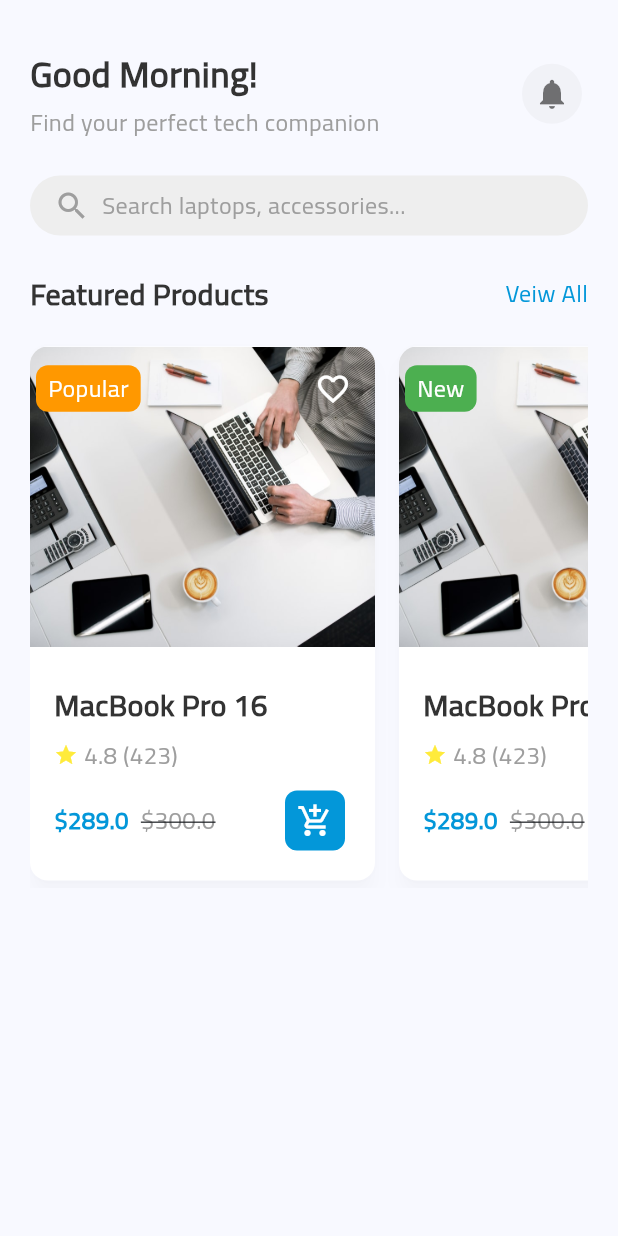
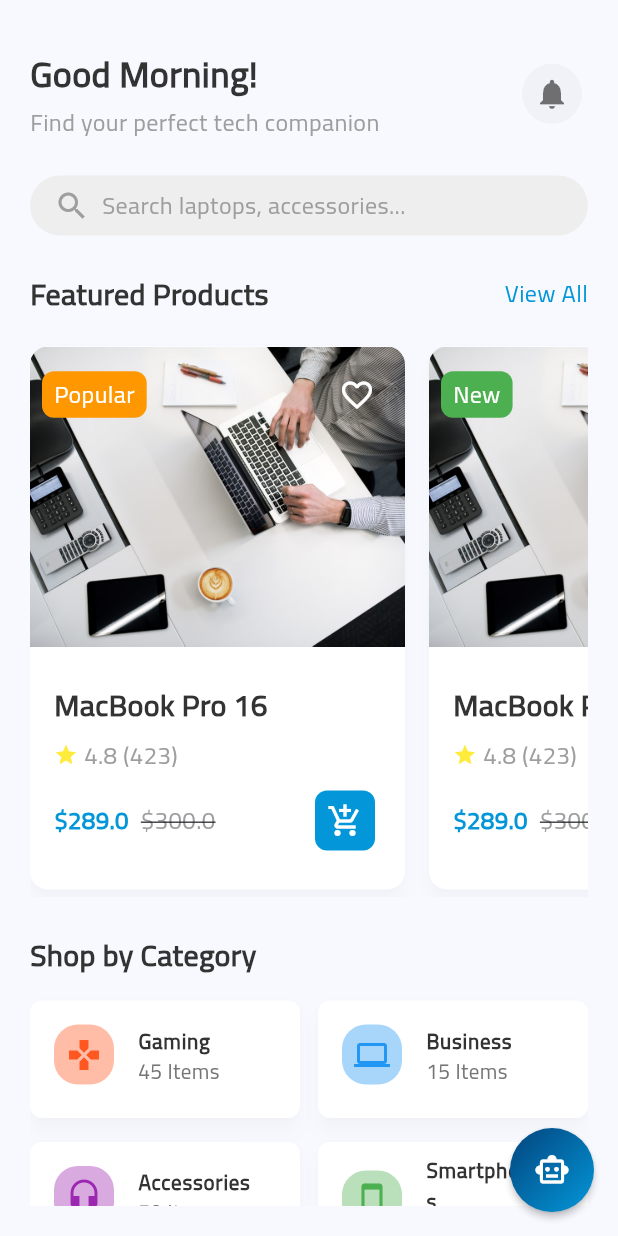
Before and after one commit to a7med287/tec-store, a Flutter app: the HomeView screen opened directly, after a tap on the "notifications" icon, on a phone screen of 412 x 824 dp. Run offline on Flutter 3.47's test engine with Material 3 defaults, Android fonts, the phone set to English and light mode, and no system bars; our stand-ins replace flutter_bloc, flutter_svg, get_it, modal_progress_hud_nsn, pin_code_fields, shared_preferences; accounts and stored records are empty.

Commit message:
feat: Add main layout with navigation and new sections for categories, featured products, and recommendations

```diff
--- a/lib/core/helpers/on_generate_routs.dart
+++ b/lib/core/helpers/on_generate_routs.dart
@@ -2,11 +2,11 @@
 import 'package:tec_store/features/auth/presentation/views/forget_password_view.dart';
 import 'package:tec_store/features/auth/presentation/views/register_view.dart';
 import 'package:tec_store/features/auth/presentation/views/verfiy_view.dart';
+import 'package:tec_store/features/home/presentation/views/widgets/main_layout.dart';
 import 'package:tec_store/features/home/presentation/views/home_view.dart';
 import 'package:tec_store/features/splash/presetation/views/splash_view.dart';
 import '../../features/auth/presentation/views/sign_in_view.dart';
 import 'package:tec_store/features/auth/presentation/views/create_newPassword_view.dart';
-
 import '../enums/verify_flow.dart';
 
 Route<dynamic> onGenerateRoute(RouteSettings settings) {
@@ -35,7 +35,9 @@
             ),
       );
     case HomeView.routName:
-      return MaterialPageRoute(builder: (context) => const HomeView());
+      return MaterialPageRoute(builder: (context) => HomeView());
+    case MainLayout.routName:
+      return MaterialPageRoute(builder: (context) => const MainLayout());
     default:
       return MaterialPageRoute(builder: (context) => const Scaffold());
   }
--- a/lib/core/widgets/card_widget.dart
+++ b/lib/core/widgets/card_widget.dart
@@ -52,9 +52,9 @@
                   child: InkWell(onTap: onTap),
                 ),
                 Positioned(
-                  top: 4,
-                  left: 4,
-                  right: 4,
+                  top: 8,
+                  left: 8,
+                  right: 8,
                   child: Row(
                     mainAxisAlignment: MainAxisAlignment.spaceBetween,
                     children: [
--- /dev/null
+++ b/lib/core/widgets/custom_bottom_nav_bar.dart
@@ -0,0 +1,39 @@
+import 'package:flutter/material.dart';
+
+class CustomBottomNavBar extends StatelessWidget {
+  final int currentIndex;
+  final Function(int) onTap;
+
+  const CustomBottomNavBar({
+    super.key,
+    required this.currentIndex,
+    required this.onTap,
+  });
+
+  @override
+  Widget build(BuildContext context) {
+    return BottomNavigationBar(
+      currentIndex: currentIndex,
+      onTap: onTap,
+      type: BottomNavigationBarType.fixed,
+      selectedItemColor: const Color(0xFF03447D),
+      unselectedItemColor: Colors.grey,
+      items: const [
+        BottomNavigationBarItem(icon: Icon(Icons.home_outlined), label: "Home"),
+        BottomNavigationBarItem(
+          icon: Icon(Icons.grid_view_rounded),
+          label: "Categories",
+        ),
+        BottomNavigationBarItem(icon: Icon(Icons.search), label: "Search"),
+        BottomNavigationBarItem(
+          icon: Icon(Icons.shopping_cart_outlined),
+          label: "Cart",
+        ),
+        BottomNavigationBarItem(
+          icon: Icon(Icons.person_outline),
+          label: "Profile",
+        ),
+      ],
+    );
+  }
+}
--- a/lib/features/auth/presentation/views/widgets/sign_in_view_body_block_consumer.dart
+++ b/lib/features/auth/presentation/views/widgets/sign_in_view_body_block_consumer.dart
@@ -12,16 +12,12 @@
 class SignInViewBodyBlockConsumer extends StatelessWidget {
   const SignInViewBodyBlockConsumer({super.key});
 
-
   @override
   Widget build(BuildContext context) {
     return BlocConsumer<SignInCubit, SignInState>(
       listener: (context, state) {
         if (state is SignInSuccess) {
-          buildSnackBar(
-            context,
-                 "Logged in Success"
-          );
+          buildSnackBar(context, "Logged in Success");
           Prefs.setBool(kIsLoggedIn, true);
           // final savedToken = Prefs.getString(tokenKey);
           // debugPrint("token: $savedToken");
--- a/lib/features/home/presentation/views/home_view.dart
+++ b/lib/features/home/presentation/views/home_view.dart
@@ -1,12 +1,12 @@
 import 'package:flutter/material.dart';
-import '../../../../core/utils/app_images1.dart';
-import '../../../../core/utils/app_theme.dart';
-import '../../../../core/widgets/card_widget.dart';
-import '../../../../generated/l10n.dart';
+import 'package:tec_store/features/home/presentation/views/widgets/categories_section.dart';
+import 'package:tec_store/features/home/presentation/views/widgets/featured_products_section.dart';
+import 'package:tec_store/features/home/presentation/views/widgets/header_section.dart';
+import 'package:tec_store/features/home/presentation/views/widgets/recommended_section.dart';
+import 'package:tec_store/features/home/presentation/views/widgets/search_bar_section.dart';
 
 class HomeView extends StatelessWidget {
   const HomeView({super.key});
-
   static const String routName = "HomeView";
 
   @override
@@ -14,126 +14,60 @@
     return Scaffold(
       body: SafeArea(
         child: Padding(
-          padding: const EdgeInsets.only(top: 32, left: 20, right: 20),
+          padding: const EdgeInsets.all(20).copyWith(top: 32),
           child: SingleChildScrollView(
+            physics: const BouncingScrollPhysics(),
             child: Column(
               crossAxisAlignment: CrossAxisAlignment.start,
-              children: [
-                // Greeting + Notifications
-                Row(
-                  children: [
-                    Column(
-                      crossAxisAlignment: CrossAxisAlignment.start,
-                      children: [
-                        Text(
-                          'Good Morning!',
-                          style: AppTheme.heading1.copyWith(
-                            color: AppTheme.textPrimary,
-                          ),
-                        ),
-                        const SizedBox(height: 4),
-                        Text(
-                          'Find your perfect tech companion',
-                          style: AppTheme.body.copyWith(color: Colors.grey),
-                        ),
-                      ],
-                    ),
-                    const Spacer(),
-                    IconButton(
-                      onPressed: () {},
-                      icon: const Icon(
-                        Icons.notifications,
-                        color: Colors.black54,
-                      ),
-                      style: IconButton.styleFrom(
-                        backgroundColor: Colors.grey.withAlpha(20),
-                      ),
-                    ),
-                  ],
-                ),
-
-                const SizedBox(height: 24),
-
-                // Search Bar
-                GestureDetector(
-                  onTap: () {},
-                  child: Container(
-                    padding: const EdgeInsets.symmetric(
-                      horizontal: 16,
-                      vertical: 8,
-                    ),
-                    decoration: BoxDecoration(
-                      color: Colors.grey[200],
-                      borderRadius: BorderRadius.circular(999),
-                    ),
-                    child: Row(
-                      children: [
-                        const Icon(Icons.search, color: Colors.grey, size: 24),
-                        const SizedBox(width: 8),
-                        Text(
-                          S.of(context).search,
-                          style: AppTheme.body.copyWith(color: Colors.grey),
-                        ),
-                      ],
-                    ),
-                  ),
-                ),
-
-                const SizedBox(height: 24),
-
-                // Featured Products Title
-                Row(
-                  children: [
-                    Text(
-                      S.of(context).featuredProducts,
-                      style: AppTheme.heading2.copyWith(
-                        color: AppTheme.textPrimary,
-                      ),
-                    ),
-                    const Spacer(),
-                    Text(
-                      S.of(context).VeiwAll,
-                      style: AppTheme.body.copyWith(color: AppTheme.secondary),
-                    ),
-                  ],
-                ),
-
-                const SizedBox(height: 16),
-
-                // Horizontal List of Cards (ListView.builder)
-                SizedBox(
-                  height: 366,
-                  child: ListView.builder(
-                    scrollDirection: Axis.horizontal,
-                    itemCount: 3,
-                    itemBuilder: (context, index) {
-                      return Padding(
-                        padding: EdgeInsets.only(right: index == 2 ? 0 : 16),
-                        child: SizedBox(
-                          width: 230,
-                          child: CardWidget(
-                            title: "MacBook Pro 16",
-                            imageUrl: Assets.image1,
-                            rating: 4.8,
-                            reviewCount: 423,
-                            price: 289.0,
-                            oldPrice: 300.0,
-                            isPopular: index == 0,
-                            onTap: () {},
-                            onAddToCart: () {},
-                            onFavorite: () {},
-                          ),
-                        ),
-                      );
-                    },
-                  ),
-                ),
-                const SizedBox(height: 32),
+              children: const [
+                HeaderSection(),
+                SizedBox(height: 24),
+                SearchBarSection(),
+                SizedBox(height: 24),
+                FeaturedProductsSection(),
+                SizedBox(height: 24),
+                CategoriesSection(),
+                SizedBox(height: 24),
+                RecommendedSection(),
               ],
             ),
           ),
         ),
       ),
+      floatingActionButton: GradientFAB(
+        onPressed: () {
+          // إضافة وظيفة عند الضغط على الزر
+        },
+      ),
     );
   }
 }
+
+class GradientFAB extends StatelessWidget {
+  final VoidCallback onPressed;
+
+  const GradientFAB({super.key, required this.onPressed});
+
+  @override
+  Widget build(BuildContext context) {
+    return FloatingActionButton(
+      shape: RoundedRectangleBorder(borderRadius: BorderRadius.circular(999)),
+      onPressed: () {},
+      backgroundColor: Colors.transparent,
+      elevation: 2,
+      child: Ink(
+        width: 56,
+        height: 56,
+        decoration: BoxDecoration(
+          gradient: const LinearGradient(
+            colors: [Color(0xFF03447D), Color(0xFF0397D9)],
+            begin: Alignment.topLeft,
+            end: Alignment.bottomRight,
+          ),
+          shape: BoxShape.circle,
+        ),
+        child: const Icon(Icons.smart_toy_outlined, color: Colors.white),
+      ),
+    );
+  }
+}
--- /dev/null
+++ b/lib/features/home/presentation/views/widgets/categories_section.dart
@@ -0,0 +1,109 @@
+import 'package:flutter/material.dart';
+import '../../../../../core/utils/app_theme.dart';
+import '../../../../../generated/l10n.dart';
+
+class CategoriesSection extends StatelessWidget {
+  const CategoriesSection({super.key});
+
+  final List<Map<String, Object>> categories = const [
+    {
+      "title": "Gaming",
+      "icon": Icons.games,
+      "color": Colors.deepOrange,
+      "items": 45,
+    },
+    {
+      "title": "Business",
+      "icon": Icons.computer,
+      "color": Colors.blue,
+      "items": 15,
+    },
+    {
+      "title": "Accessories",
+      "icon": Icons.headset,
+      "color": Colors.purple,
+      "items": 50,
+    },
+    {
+      "title": "Smartphones",
+      "icon": Icons.smartphone,
+      "color": Colors.green,
+      "items": 30,
+    },
+    {
+      "title": "Laptops",
+      "icon": Icons.laptop,
+      "color": Colors.indigo,
+      "items": 25,
+    },
+    {
+      "title": "Wearables",
+      "icon": Icons.watch,
+      "color": Colors.teal,
+      "items": 20,
+    },
+  ];
+
+  @override
+  Widget build(BuildContext context) {
+    return Column(
+      crossAxisAlignment: CrossAxisAlignment.start,
+      children: [
+        Text(
+          S.of(context).sortBy,
+          style: AppTheme.heading2.copyWith(color: AppTheme.textPrimary),
+        ),
+        const SizedBox(height: 16),
+        GridView.builder(
+          shrinkWrap: true,
+          physics: const NeverScrollableScrollPhysics(),
+          gridDelegate: const SliverGridDelegateWithFixedCrossAxisCount(
+            crossAxisCount: 2,
+            mainAxisSpacing: 16,
+            crossAxisSpacing: 12,
+            childAspectRatio: 4.6 / 2,
+          ),
+          itemCount: categories.length,
+          itemBuilder:
+              (context, index) => Card(
+                shadowColor: Colors.black12,
+                elevation: 5,
+                shape: RoundedRectangleBorder(
+                  borderRadius: BorderRadius.circular(8),
+                ),
+                margin: EdgeInsets.zero,
+                color: AppTheme.surface,
+                child: ListTile(
+                  title: Text(
+                    categories[index]["title"] as String,
+                    style: const TextStyle(
+                      fontSize: 14,
+                      fontWeight: FontWeight.bold,
+                      color: AppTheme.textPrimary,
+                    ),
+                  ),
+                  subtitle: Text(
+                    "${categories[index]["items"]} Items",
+                    style: TextStyle(color: Colors.grey[600], fontSize: 14),
+                  ),
+                  leading: Container(
+                    padding: const EdgeInsets.all(8),
+                    decoration: BoxDecoration(
+                      color: (categories[index]["color"] as Color).withAlpha(
+                        100,
+                      ),
+                      borderRadius: BorderRadius.circular(16),
+                    ),
+                    child: Icon(
+                      categories[index]["icon"] as IconData,
+                      color: categories[index]["color"] as Color,
+                      size: 24,
+                    ),
+                  ),
+                ),
+              ),
+        ),
+      ],
+    );
+  }
+}
--- /dev/null
+++ b/lib/features/home/presentation/views/widgets/featured_products_section.dart
@@ -0,0 +1,58 @@
+import 'package:flutter/material.dart';
+import '../../../../../core/utils/app_images1.dart';
+import '../../../../../core/utils/app_theme.dart';
+import '../../../../../core/widgets/card_widget.dart';
+import '../../../../../generated/l10n.dart';
+
+class FeaturedProductsSection extends StatelessWidget {
+  const FeaturedProductsSection({super.key});
+
+  @override
+  Widget build(BuildContext context) {
+    return Column(
+      children: [
+        Row(
+          children: [
+            Text(
+              S.of(context).featuredProducts,
+              style: AppTheme.heading2.copyWith(color: AppTheme.textPrimary),
+            ),
+            const Spacer(),
+            Text(
+              S.of(context).ViewAll,
+              style: AppTheme.body.copyWith(color: AppTheme.secondary),
+            ),
+          ],
+        ),
+        const SizedBox(height: 16),
+        SizedBox(
+          height: 372,
+          child: ListView.builder(
+            scrollDirection: Axis.horizontal,
+            itemCount: 3,
+            itemBuilder: (context, index) {
+              return Padding(
+                padding: EdgeInsets.only(right: index == 2 ? 0 : 16),
+                child: SizedBox(
+                  width: 250,
+                  child: CardWidget(
+                    title: "MacBook Pro 16",
+                    imageUrl: Assets.image1,
+                    rating: 4.8,
+                    reviewCount: 423,
+                    price: 289.0,
+                    oldPrice: 300.0,
+                    isPopular: index == 0,
+                    onTap: () {},
+                    onAddToCart: () {},
+                    onFavorite: () {},
+                  ),
+                ),
+              );
+            },
+          ),
+        ),
+      ],
+    );
+  }
+}
--- /dev/null
+++ b/lib/features/home/presentation/views/widgets/header_section.dart
@@ -0,0 +1,36 @@
+import 'package:flutter/material.dart';
+import '../../../../../core/utils/app_theme.dart';
+
+class HeaderSection extends StatelessWidget {
+  const HeaderSection({super.key});
+
+  @override
+  Widget build(BuildContext context) {
+    return Row(
+      children: [
+        Column(
+          crossAxisAlignment: CrossAxisAlignment.start,
+          children: [
+            Text(
+              'Good Morning!',
+              style: AppTheme.heading1.copyWith(color: AppTheme.textPrimary),
+            ),
+            const SizedBox(height: 4),
+            Text(
+              'Find your perfect tech companion',
+              style: AppTheme.body.copyWith(color: Colors.grey),
+            ),
+          ],
+        ),
+        const Spacer(),
+        IconButton(
+          onPressed: () {},
+          icon: const Icon(Icons.notifications, color: Colors.black54),
+          style: IconButton.styleFrom(
+            backgroundColor: Colors.grey.withAlpha(20),
+          ),
+        ),
+      ],
+    );
+  }
+}
--- /dev/null
+++ b/lib/features/home/presentation/views/widgets/main_layout.dart
@@ -0,0 +1,41 @@
+import 'package:flutter/material.dart';
+import 'package:tec_store/features/home/presentation/views/home_view.dart';
+import 'package:tec_store/core/widgets/custom_bottom_nav_bar.dart';
+
+class MainLayout extends StatefulWidget {
+  const MainLayout({super.key});
+
+  static const String routName = "/main";
+
+  @override
+  State<MainLayout> createState() => _MainLayoutState();
+}
+
+class _MainLayoutState extends State<MainLayout> {
+  int _currentIndex = 0;
+
+  final List<Widget> _pages = [
+    HomeView(),
+    Center(
+      child: Text("Categories Page"),
+    ), // Replace with actual CategoriesView()
+    Center(child: Text("Search Page")), // Replace with actual SearchView()
+    Center(child: Text("Cart Page")), // Replace with actual CartView()
+    Center(child: Text("Profile Page")), // Replace with actual ProfileView()
+  ];
+
+  @override
+  Widget build(BuildContext context) {
+    return Scaffold(
+      body: _pages[_currentIndex],
+      bottomNavigationBar: CustomBottomNavBar(
+        currentIndex: _currentIndex,
+        onTap: (index) {
+          setState(() {
+            _currentIndex = index;
+          });
+        },
+      ),
+    );
+  }
+}
--- /dev/null
+++ b/lib/features/home/presentation/views/widgets/recommended_section.dart
@@ -0,0 +1,96 @@
+import 'package:flutter/material.dart';
+import '../../../../../core/utils/app_images1.dart';
+import '../../../../../core/utils/app_theme.dart';
+import '../../../../../generated/l10n.dart';
+
+class RecommendedSection extends StatelessWidget {
+  const RecommendedSection({super.key});
+
+  @override
+  Widget build(BuildContext context) {
+    return Column(
+      crossAxisAlignment: CrossAxisAlignment.start,
+      children: [
+        Text(
+          S.of(context).recommendedForYou,
+          style: AppTheme.heading2.copyWith(color: AppTheme.textPrimary),
+        ),
+        const SizedBox(height: 16),
+        Card(
+          color: AppTheme.surface,
+          shadowColor: Colors.black12,
+          elevation: 5,
+          shape: RoundedRectangleBorder(
+            borderRadius: BorderRadius.circular(16),
+          ),
+          child: Padding(
+            padding: const EdgeInsets.symmetric(horizontal: 16, vertical: 12),
+            child: Row(
+              crossAxisAlignment: CrossAxisAlignment.start,
+              children: [
+                ClipRRect(
+                  borderRadius: BorderRadius.circular(12),
+                  child: Image.asset(
+                    Assets.image2,
+                    width: 100,
+                    height: 100,
+                    fit: BoxFit.cover,
+                  ),
+                ),
+                const SizedBox(width: 16),
+                Expanded(
+                  child: Column(
+                    crossAxisAlignment: CrossAxisAlignment.start,
+                    children: [
+                      Text(
+                        "Wireless Gaming Mouse",
+                        style: AppTheme.heading2.copyWith(
+                          fontSize: 18,
+                          color: AppTheme.textPrimary,
+                        ),
+                      ),
+                      const SizedBox(height: 4),
+                      Row(
+                        children: const [
+                          Icon(Icons.star, color: Colors.yellow, size: 24),
+                          SizedBox(width: 4),
+                          Text("4.7", style: TextStyle(fontSize: 14)),
+                          SizedBox(width: 8),
+                          Text("(320)", style: TextStyle(fontSize: 14)),
+                        ],
+                      ),
+                      const SizedBox(height: 4),
+                      Row(
+                        children: [
+                          Text(
+                            "\$89",
+                            style: AppTheme.body.copyWith(
+                              fontWeight: FontWeight.bold,
+                              color: AppTheme.primary,
+                              fontSize: 16,
+                            ),
+                          ),
+                        ],
+                      ),
+                    ],
+                  ),
+                ),
+                IconButton(
+                  onPressed: () {},
+                  icon: const Icon(Icons.add_shopping_cart),
+                  style: IconButton.styleFrom(
+                    foregroundColor: AppTheme.surface,
+                    backgroundColor: AppTheme.secondary,
+                    shape: RoundedRectangleBorder(
+                      borderRadius: BorderRadius.circular(8),
+                    ),
+                  ),
+                ),
+              ],
+            ),
+          ),
+        ),
+      ],
+    );
+  }
+}
--- /dev/null
+++ b/lib/features/home/presentation/views/widgets/search_bar_section.dart
@@ -0,0 +1,31 @@
+import 'package:flutter/material.dart';
+import '../../../../../core/utils/app_theme.dart';
+import '../../../../../generated/l10n.dart';
+
+class SearchBarSection extends StatelessWidget {
+  const SearchBarSection({super.key});
+
+  @override
+  Widget build(BuildContext context) {
+    return GestureDetector(
+      onTap: () {},
+      child: Container(
+        padding: const EdgeInsets.symmetric(horizontal: 16, vertical: 8),
+        decoration: BoxDecoration(
+          color: Colors.grey[200],
+          borderRadius: BorderRadius.circular(999),
+        ),
+        child: Row(
+          children: [
+            const Icon(Icons.search, color: Colors.grey, size: 24),
+            const SizedBox(width: 8),
+            Text(
+              S.of(context).search,
+              style: AppTheme.body.copyWith(color: Colors.grey),
+            ),
+          ],
+        ),
+      ),
+    );
+  }
+}
--- a/lib/l10n/intl_ar.arb
+++ b/lib/l10n/intl_ar.arb
@@ -30,5 +30,8 @@
   "search" : "ابحث عن أجهزة اللابتوب، الإكسسوارات...",
   "featuredProducts" : "المنتجات المميزة",
   "VeiwAll" : "عرض الكل",
-  "Popular" : "الأكثر مبيعا"
+  "Popular" : "الأكثر مبيعا",
+  "sortBy": "تسوق حسب الفئة",
+  "Gaming" : "الألعاب",
+  "recommendedForYou" : "موصى به لك"
 }
--- a/lib/l10n/intl_en.arb
+++ b/lib/l10n/intl_en.arb
@@ -29,6 +29,9 @@
   "close":"Close",
   "search": "Search laptops, accessories...",
   "featuredProducts" : "Featured Products",
-  "VeiwAll" : "Veiw All",
-  "Popular" : "Popular"
+    "ViewAll" : "View All",
+  "Popular" : "Popular",
+  "sortBy": "Shop by Category",
+  "Gaming" : "Gaming",
+  "recommendedForYou" : "Recommended for you"
 }
--- a/lib/main.dart
+++ b/lib/main.dart
@@ -9,7 +9,8 @@
 import 'features/auth/domain/repos/auth_epo.dart';
 import 'features/auth/presentation/cubits/register_cubit/register_cubit.dart';
 import 'features/auth/presentation/cubits/verify_email_cubit/verify_email_cubit.dart';
-import 'features/home/presentation/views/home_view.dart';
+import 'features/home/presentation/views/widgets/main_layout.dart';
+
 import 'generated/l10n.dart';
 
 void main() async {
@@ -48,7 +49,7 @@
           colorScheme: ColorScheme.fromSeed(seedColor: AppTheme.primary),
         ),
         onGenerateRoute: onGenerateRoute,
-        initialRoute: SplashView.routName,
+        initialRoute: MainLayout.routName,
       ),
     );
   }
```
Also changed, not shown: assets/images/image5.jpg (added), lib/generated/intl/messages_ar.dart, lib/generated/intl/messages_en.dart, lib/generated/l10n.dart, 1 other file.
